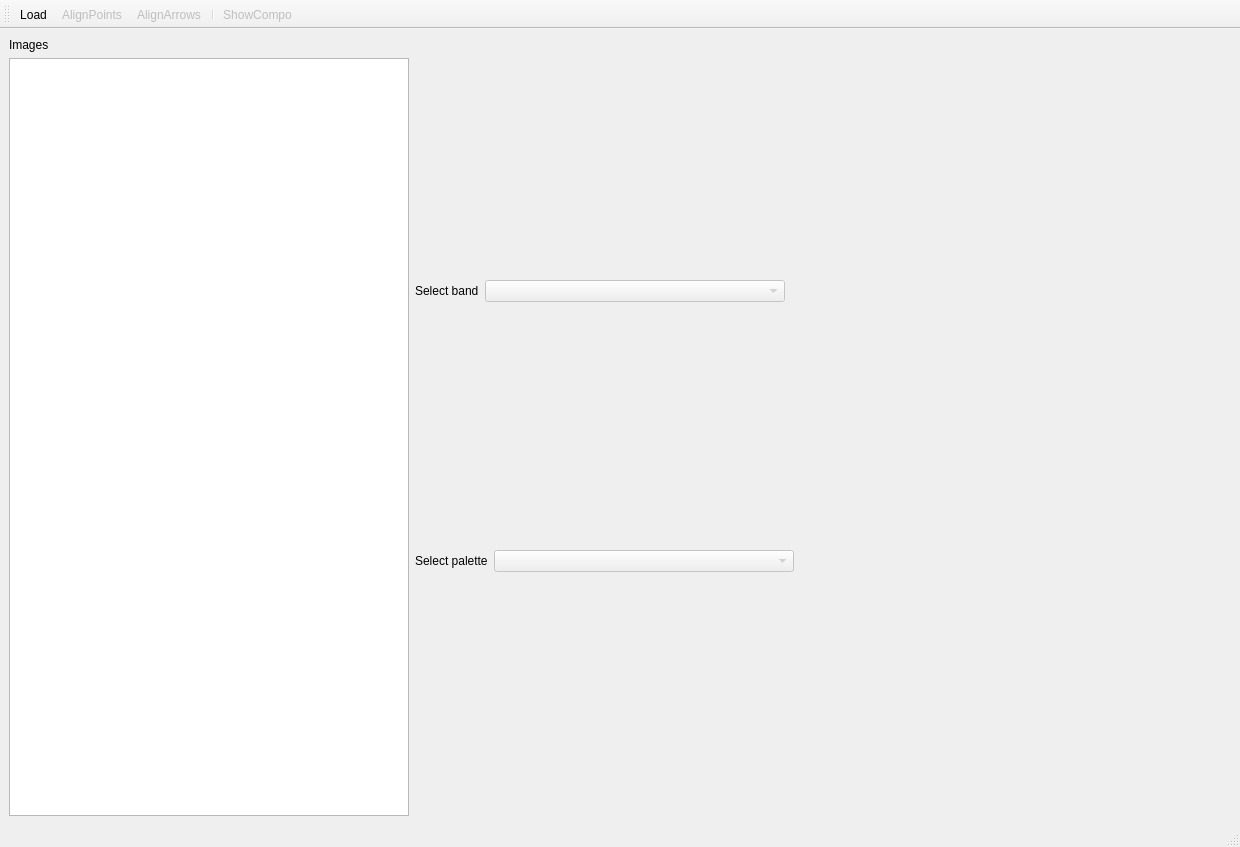
This is gui/ui/main.ui in s-du/SkySpectral as Qt 5 draws it before an edit. The edited form follows.
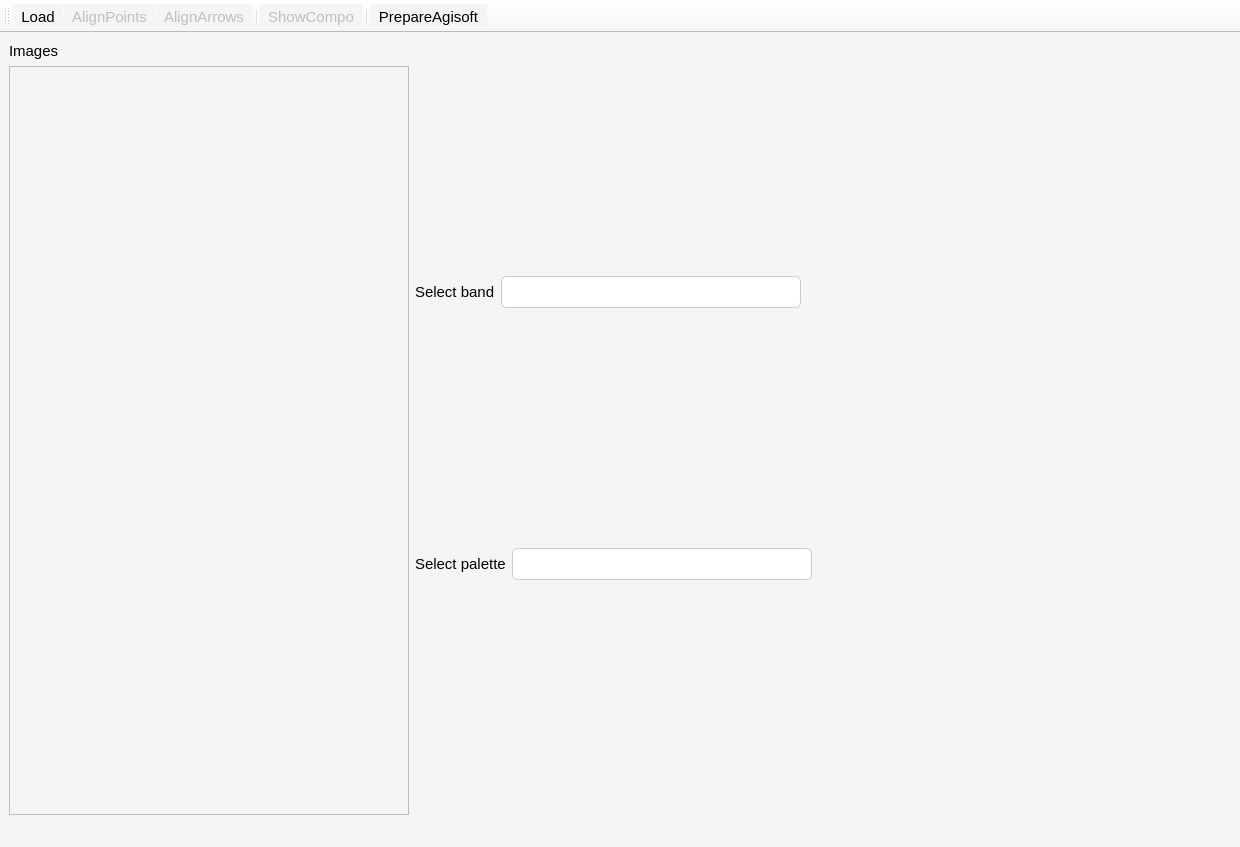
This is the edited form. Icons and pictures are not drawn.

Patch:
```diff
--- a/gui/ui/main.ui
+++ b/gui/ui/main.ui
@@ -13,6 +13,96 @@
   <property name="windowTitle">
    <string>MainWindow</string>
   </property>
+  <property name="styleSheet">
+   <string notr="true">/* Base widget styles */
+QWidget {
+    background-color: #f5f5f5;
+    font-family: &quot;Segoe UI&quot;;
+    font-size: 11pt;
+}
+
+/* Button styles */
+QPushButton {
+    background-color: #0078d4;
+    color: white;
+    border: none;
+    padding: 8px 15px;
+    border-radius: 5px;
+    text-align: center;
+    outline: none;
+}
+
+QPushButton:hover {
+    background-color: #0053a1;
+}
+
+QPushButton:pressed {
+    background-color: #003972;
+}
+
+/* Line Edit styles */
+QLineEdit {
+    background-color: white;
+    padding: 5px;
+    border: 1px solid #cccccc;
+    border-radius: 5px;
+}
+
+QLineEdit:focus {
+    border-color: #0078d4;
+}
+
+/* Scroll bar styles */
+QScrollBar:vertical {
+    border: none;
+    background: #f5f5f5;
+    width: 10px;
+    margin: 0px;
+}
+
+QScrollBar::handle:vertical {
+    background: #cccccc;
+    min-height: 20px;
+}
+
+QScrollBar::add-line:vertical, QScrollBar::sub-line:vertical {
+    height: 0px;
+}
+
+QScrollBar:horizontal {
+    border: none;
+    background: #f5f5f5;
+    height: 10px;
+    margin: 0px;
+}
+
+QScrollBar::handle:horizontal {
+    background: #cccccc;
+    min-width: 20px;
+}
+
+QScrollBar::add-line:horizontal, QScrollBar::sub-line:horizontal {
+    width: 0px;
+}
+
+/* ComboBox styles */
+QComboBox {
+    border: 1px solid #cccccc;
+    border-radius: 5px;
+    padding: 5px;
+    background-color: white;
+}
+
+QComboBox::drop-down {
+    border: none;
+}
+
+QComboBox::down-arrow {
+    image: url(path_to_down_arrow_icon.png);
+}
+
+/* Additional styles can be added as needed */</string>
+  </property>
   <widget class="QWidget" name="centralwidget">
    <layout class="QHBoxLayout" name="horizontalLayout">
     <item>
@@ -154,6 +244,8 @@
    <addaction name="actionAlignArrows"/>
    <addaction name="separator"/>
    <addaction name="actionShowCompo"/>
+   <addaction name="separator"/>
+   <addaction name="actionPrepareAgisoft"/>
   </widget>
   <action name="actionLoad">
    <property name="text">
@@ -190,6 +282,11 @@
     <string>ShowCompo</string>
    </property>
   </action>
+  <action name="actionPrepareAgisoft">
+   <property name="text">
+    <string>PrepareAgisoft</string>
+   </property>
+  </action>
  </widget>
  <resources/>
  <connections/>
```
